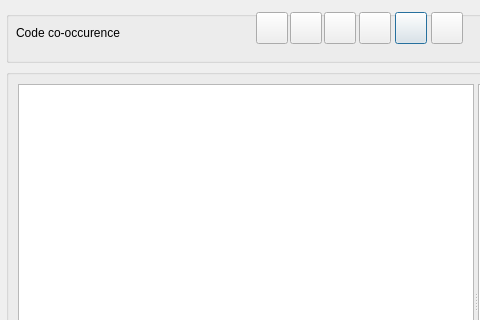
ccbogel/QualCoder, file src/GUI_UIs/ui_dialog_cooccurrence.ui: the form before one commit; both pictures show x 0 to 480 and y 0 to 320 of the 952 by 540 pixel window.
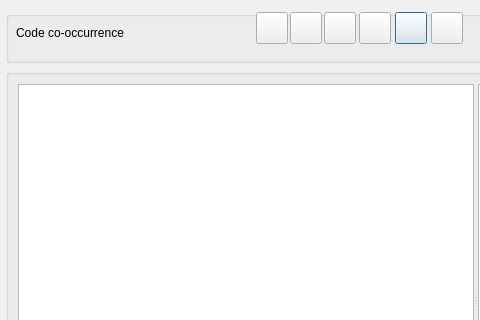
The form after the commit.

Patch:
```diff
--- a/src/GUI_UIs/ui_dialog_cooccurrence.ui
+++ b/src/GUI_UIs/ui_dialog_cooccurrence.ui
@@ -65,7 +65,7 @@
        <string>Show the overlapping codes.</string>
       </property>
       <property name="text">
-       <string>Code co-occurence</string>
+       <string>Code co-occurrence</string>
       </property>
       <property name="scaledContents">
        <bool>true</bool>
```
Left out of the diff: 4 changed lines with no effect on the pictures.
